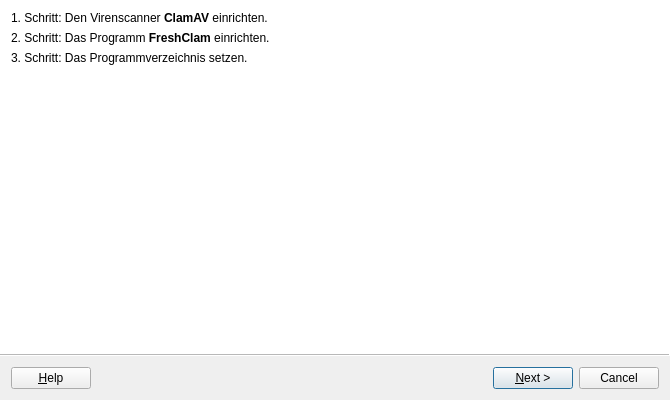
Before: the Qt Designer form ui/firstrunwizard.ui in elgolondrino/clamui, drawn with Qt 5.
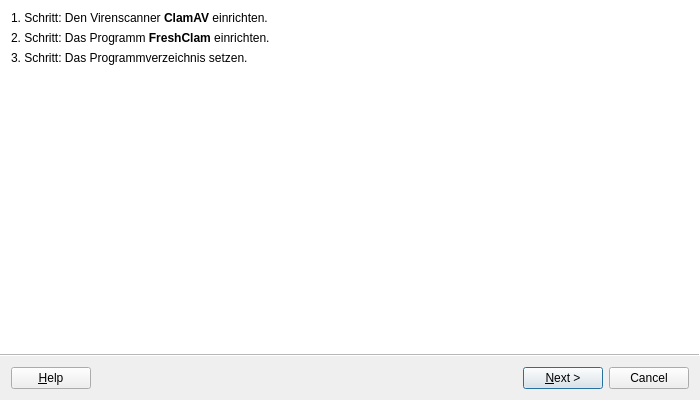
After: the same form once the commit is applied. Icons and pictures are not drawn.

```diff
--- a/ui/firstrunwizard.ui
+++ b/ui/firstrunwizard.ui
@@ -6,14 +6,14 @@
    <rect>
     <x>0</x>
     <y>0</y>
-    <width>670</width>
+    <width>700</width>
     <height>400</height>
    </rect>
   </property>
   <property name="minimumSize">
    <size>
-    <width>0</width>
-    <height>0</height>
+    <width>700</width>
+    <height>185</height>
    </size>
   </property>
   <property name="windowTitle">
```
Left out of the diff: 163 changed lines with no effect on the pictures.
